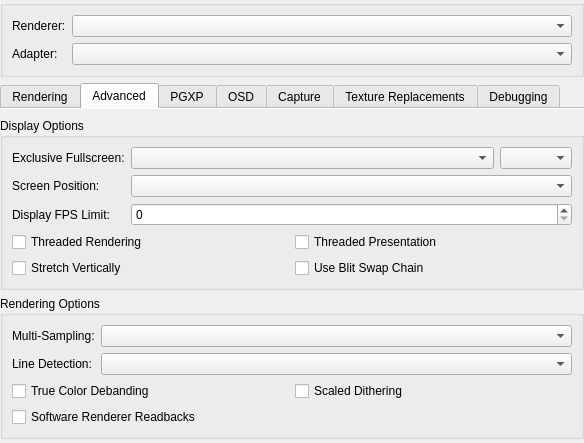
kofxi3584karlayang/duckstation, file src/duckstation-qt/graphicssettingswidget.ui: the form before one commit.
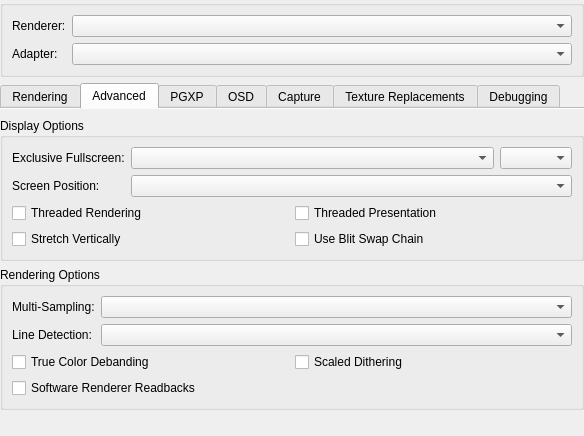
The form after the commit. The open tabs and pages were chosen to show the change.

Commit message:
Settings: Purge max display FPS option
No longer needed since we pull it from the surface instead.

The edit to the form file:
```diff
--- a/src/duckstation-qt/graphicssettingswidget.ui
+++ b/src/duckstation-qt/graphicssettingswidget.ui
@@ -415,17 +415,7 @@
           <item row="1" column="1">
            <widget class="QComboBox" name="displayAlignment"/>
           </item>
-          <item row="2" column="0">
-           <widget class="QLabel" name="label_13">
-            <property name="text">
-             <string>Display FPS Limit:</string>
-            </property>
-           </widget>
-          </item>
-          <item row="2" column="1">
-           <widget class="QSpinBox" name="displayFPSLimit"/>
-          </item>
-          <item row="3" column="0" colspan="2">
+          <item row="2" column="0" colspan="2">
            <layout class="QGridLayout" name="advancedDisplayOptionsLayout">
             <item row="1" column="1">
              <widget class="QCheckBox" name="blitSwapChain">
```
The commit also changes 4 other files.
